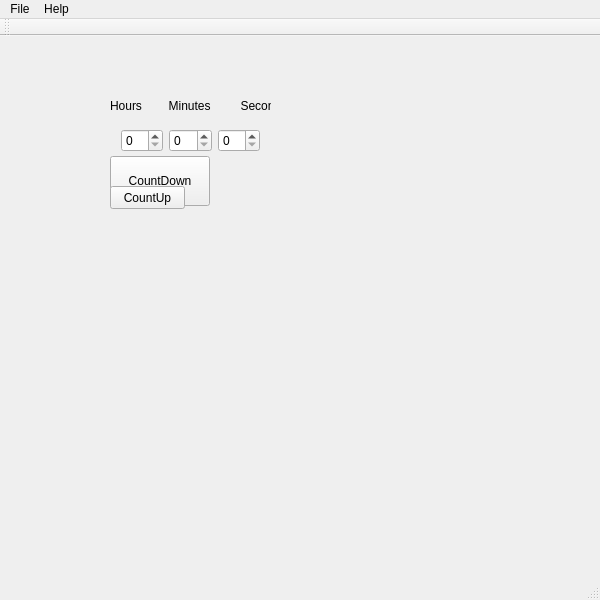
This is timer2/timer.ui in tavispa/Timer_Application as Qt 5 draws it before an edit. The edited form follows.
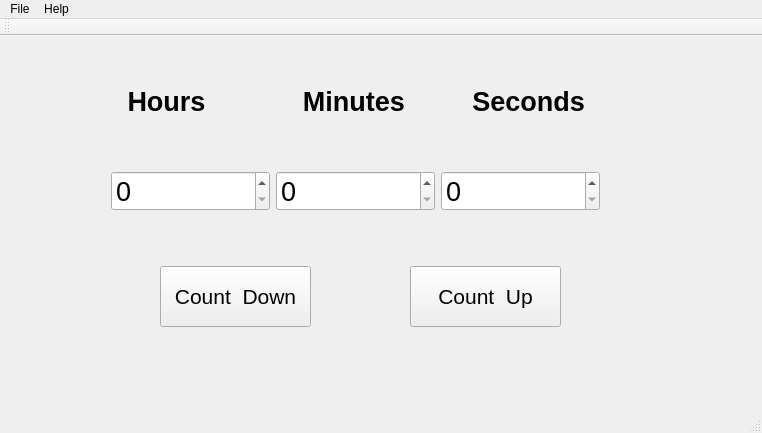
This is the edited form.

```diff
--- a/timer2/timer.ui
+++ b/timer2/timer.ui
@@ -6,8 +6,8 @@
    <rect>
     <x>0</x>
     <y>0</y>
-    <width>600</width>
-    <height>600</height>
+    <width>762</width>
+    <height>433</height>
    </rect>
   </property>
   <property name="windowTitle">
@@ -17,61 +17,111 @@
    <widget class="QWidget" name="horizontalLayoutWidget">
     <property name="geometry">
      <rect>
-      <x>110</x>
-      <y>80</y>
-      <width>161</width>
-      <height>50</height>
+      <x>100</x>
+      <y>90</y>
+      <width>511</width>
+      <height>131</height>
      </rect>
     </property>
     <layout class="QHBoxLayout" name="horizontalLayout">
      <item>
-      <widget class="QSpinBox" name="spinBox_h"/>
+      <widget class="QSpinBox" name="spinBox_h">
+       <property name="enabled">
+        <bool>true</bool>
+       </property>
+       <property name="minimumSize">
+        <size>
+         <width>0</width>
+         <height>0</height>
+        </size>
+       </property>
+       <property name="font">
+        <font>
+         <pointsize>20</pointsize>
+        </font>
+       </property>
+       <property name="cursor">
+        <cursorShape>CrossCursor</cursorShape>
+       </property>
+      </widget>
      </item>
      <item>
-      <widget class="QSpinBox" name="spinBox_m"/>
+      <widget class="QSpinBox" name="spinBox_m">
+       <property name="font">
+        <font>
+         <pointsize>20</pointsize>
+        </font>
+       </property>
+      </widget>
      </item>
      <item>
-      <widget class="QSpinBox" name="spinBox_s"/>
+      <widget class="QSpinBox" name="spinBox_s">
+       <property name="font">
+        <font>
+         <pointsize>20</pointsize>
+        </font>
+       </property>
+      </widget>
      </item>
     </layout>
    </widget>
    <widget class="QPushButton" name="pushButton_countdown">
     <property name="geometry">
      <rect>
-      <x>110</x>
-      <y>120</y>
-      <width>100</width>
-      <height>50</height>
+      <x>160</x>
+      <y>230</y>
+      <width>151</width>
+      <height>61</height>
      </rect>
     </property>
+    <property name="font">
+     <font>
+      <pointsize>16</pointsize>
+     </font>
+    </property>
     <property name="text">
-     <string>CountDown</string>
+     <string>Count  Down</string>
     </property>
    </widget>
    <widget class="QLabel" name="label">
     <property name="geometry">
      <rect>
-      <x>110</x>
-      <y>60</y>
-      <width>161</width>
-      <height>20</height>
+      <x>120</x>
+      <y>50</y>
+      <width>471</width>
+      <height>31</height>
      </rect>
     </property>
+    <property name="font">
+     <font>
+      <pointsize>20</pointsize>
+      <weight>75</weight>
+      <bold>true</bold>
+     </font>
+    </property>
     <property name="text">
-     <string>Hours        Minutes         Seconds</string>
+     <string> Hours             Minutes         Seconds</string>
     </property>
    </widget>
    <widget class="QPushButton" name="countUp">
     <property name="geometry">
      <rect>
-      <x>110</x>
-      <y>150</y>
-      <width>75</width>
-      <height>23</height>
+      <x>410</x>
+      <y>230</y>
+      <width>151</width>
+      <height>61</height>
      </rect>
     </property>
+    <property name="font">
+     <font>
+      <pointsize>16</pointsize>
+     </font>
+    </property>
+    <property name="mouseTracking">
+     <bool>false</bool>
+    </property>
     <property name="text">
-     <string>CountUp</string>
+     <string>Count  Up</string>
     </property>
    </widget>
   </widget>
@@ -84,7 +134,7 @@
     <enum>TopToolBarArea</enum>
    </attribute>
    <attribute name="toolBarBreak">
-    <bool>true</bool>
+    <bool>false</bool>
    </attribute>
   </widget>
   <widget class="QMenuBar" name="menuBar">
@@ -92,8 +142,8 @@
     <rect>
      <x>0</x>
      <y>0</y>
-     <width>400</width>
-     <height>21</height>
+     <width>762</width>
+     <height>31</height>
     </rect>
    </property>
    <widget class="QMenu" name="menuFile">
```
Left out of the diff: 11 changed lines with no effect on the pictures.
